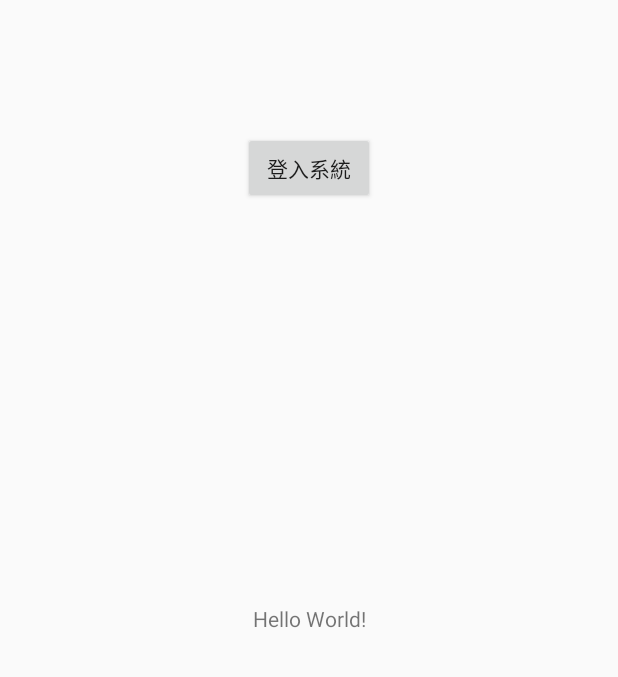
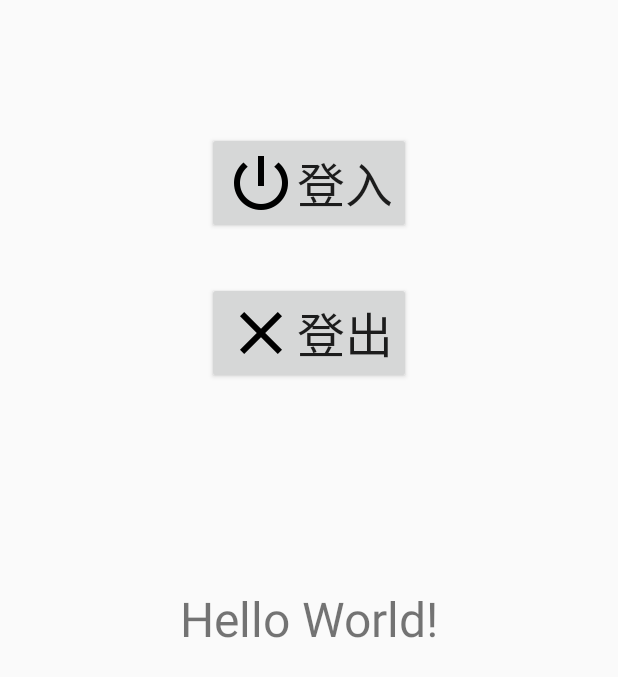
Before and after one commit to ischool-tw/FireflyLite, an Android app: the screen it shows after launch (MainActivity), on a phone screen of 412 x 824 dp. Shown: the top 677 px of the screen. Run offline under Robolectric (Android 15) with nearby library versions, the phone set to English and light mode, and no system bars.

Commit message:
Add Sign Out function Add configurations to deploy to jCenter.

```diff
--- a/FireflyLite/src/main/java/tw/com/ischool/fireflylite/Pupa.java
+++ b/FireflyLite/src/main/java/tw/com/ischool/fireflylite/Pupa.java
@@ -152,5 +152,6 @@ public class Pupa {
     }
 
     public void clearAll() {
+
     }
 }
--- a/app/build.gradle
+++ b/app/build.gradle
@@ -19,6 +19,12 @@ android {
     }
 }
 
+android {
+    lintOptions {
+        abortOnError false
+    }
+}
+
 dependencies {
     compile fileTree(include: ['*.jar'], dir: 'libs')
     compile 'com.android.support:appcompat-v7:23.4.0'
--- a/app/src/main/java/tw/com/ischool/andridfireflyliteapp/MainActivity.java
+++ b/app/src/main/java/tw/com/ischool/andridfireflyliteapp/MainActivity.java
@@ -26,7 +26,8 @@ public class MainActivity extends AppCompatActivity {
 
     private Pupa mPupa;     //處理 組態設定的 Singleton 物件
 
-    private Button btnLogin;
+    private Button btnSignIn;
+    private Button btnSignOut;
 
     @Override
     protected void onCreate(Bundle savedInstanceState) {
@@ -39,14 +40,25 @@ public class MainActivity extends AppCompatActivity {
         Pupa.getInstance().setClientSecret(CLIENT_SECRET);
         Pupa.getInstance().setRedirectUri(REDIRECT_URI);
 
-        /* 按鈕按下後，會啟動 OAuth 的登入動作 */
-        this.btnLogin = (Button)findViewById(R.id.button);
-        this.btnLogin.setOnClickListener(new View.OnClickListener() {
+        /* 登入按鈕按下後，會啟動 OAuth 的登入動作 */
+        this.btnSignIn = (Button)findViewById(R.id.btnSignIn);
+        this.btnSignIn.setOnClickListener(new View.OnClickListener() {
 
             @Override
             public void onClick(View v) {
                 //啟動登入動作
                 startLogin();
+            }
+        });
+
+        /* 登出按鈕按下後，會清除 local 使用者資訊。 */
+        this.btnSignOut = (Button)findViewById(R.id.btnSignout);
+        this.btnSignOut.setOnClickListener(new View.OnClickListener() {
+
+            @Override
+            public void onClick(View v) {
+                //啟動登入動作
+                startLogout();
             }
         });
     }
@@ -62,12 +74,13 @@ public class MainActivity extends AppCompatActivity {
         LoginHelper.startup(this, mPupa.getClientID() , mPupa.getClientSecret(), SCOPE, mPupa.getRedirectUri(), REQUEST_CODE);
     }
 
+
     @Override
     protected void onActivityResult(int requestCode, int resultCode, Intent data) {
         //登入成功，不管是初次登入，或是再次開啟。
         if (REQUEST_CODE == requestCode && resultCode == LoginHelper.RESULT_LOGIN_OK) {
 
-            AccountInfo accountInfo = getCurrentUser(MainActivity.this);
+            AccountInfo accountInfo = mPupa.getCurrentUser(MainActivity.this);
 
             Log.d("DEBUG", accountInfo.getFirstName());
             Log.d("DEBUG", accountInfo.getLoginName());
@@ -76,18 +89,28 @@ public class MainActivity extends AppCompatActivity {
             TextView txt = (TextView)findViewById(R.id.textView);
             txt.setText("Hello," + accountInfo.getUserName());
 
+            btnSignIn.setEnabled(false);
+            btnSignOut.setEnabled(true);
+
         } else if (REQUEST_CODE == requestCode && resultCode == RESULT_CANCELED) {
             finish();   //使用者在未登入動作時，就按取消。
         }
     }
 
-    /* 解析取得目前登入的使用者資訊 */
-    private AccountInfo getCurrentUser(Context context) {
-        AccountToken token =   CallerPref.get(context);
-        AccountInfo result = null;
-        if (token != null) {
-            result =  new AccountInfo(token.getMyInfoString());
-        }
-        return result ;
+
+    /**
+     * 呼叫 LoginHelper.signOut 方法執行登出動作，並指定登出後要執行的事項。
+     */
+    private void startLogout() {
+        LoginHelper.signOut(MainActivity.this, new LoginHelper.SignoutHandler() {
+            @Override
+            public void afterSignOut() {
+                TextView txt = (TextView)findViewById(R.id.textView);
+                txt.setText("您已經登出系統~");
+
+                btnSignIn.setEnabled(true);
+                btnSignOut.setEnabled(false);
+            }
+        });
     }
 }
--- a/app/src/main/res/layout/activity_main.xml
+++ b/app/src/main/res/layout/activity_main.xml
@@ -7,15 +7,16 @@
     android:layout_height="match_parent"
     tools:context="tw.com.ischool.andridfireflyliteapp.MainActivity"
     tools:layout_editor_absoluteX="0dp"
-    tools:layout_editor_absoluteY="81dp">
+    tools:layout_editor_absoluteY="0dp">
 
     <TextView
         android:layout_width="wrap_content"
         android:layout_height="wrap_content"
         android:text="Hello World!"
-        tools:layout_editor_absoluteX="154dp"
-        tools:layout_editor_absoluteY="247dp"
+        tools:layout_editor_absoluteX="104dp"
+        tools:layout_editor_absoluteY="301dp"
         android:id="@+id/textView"
+        android:textSize="32sp"
         app:layout_constraintLeft_toLeftOf="@+id/activity_main"
         tools:layout_constraintLeft_creator="0"
         app:layout_constraintTop_toTopOf="@+id/activity_main"
@@ -26,12 +27,31 @@
         tools:layout_constraintBottom_creator="0" />
 
     <Button
-        android:text="登入系統"
+        android:text="登出"
         android:layout_width="wrap_content"
         android:layout_height="wrap_content"
-        tools:layout_editor_absoluteX="148dp"
+        tools:layout_editor_absoluteX="124dp"
+        tools:layout_editor_absoluteY="188dp"
+        android:id="@+id/btnSignout"
+        android:drawableLeft="@drawable/ic_close_black_48dp"
+        android:textSize="32sp"
+        app:layout_constraintLeft_toLeftOf="@+id/activity_main"
+        tools:layout_constraintLeft_creator="0"
+        app:layout_constraintTop_toBottomOf="@+id/btnSignIn"
+        android:layout_marginTop="32dp"
+        tools:layout_constraintTop_creator="0"
+        app:layout_constraintRight_toRightOf="@+id/activity_main"
+        tools:layout_constraintRight_creator="0" />
+
+    <Button
+        android:text="登入"
+        android:layout_width="wrap_content"
+        android:layout_height="wrap_content"
+        tools:layout_editor_absoluteX="124dp"
         tools:layout_editor_absoluteY="88dp"
-        android:id="@+id/button"
+        android:id="@+id/btnSignIn"
+        android:drawableLeft="@drawable/ic_power_settings_new_black_48dp"
+        android:textSize="32sp"
         app:layout_constraintLeft_toLeftOf="@+id/activity_main"
         android:layout_marginStart="16dp"
         tools:layout_constraintLeft_creator="0"
@@ -43,5 +63,4 @@
         tools:layout_constraintRight_creator="0" />
 
 
-
 </android.support.constraint.ConstraintLayout>
--- a/build.gradle
+++ b/build.gradle
@@ -6,6 +6,10 @@ buildscript {
     }
     dependencies {
         classpath 'com.android.tools.build:gradle:2.2.0-alpha1'
+
+        //the following two items are used for deploying to JCenter
+        classpath 'com.jfrog.bintray.gradle:gradle-bintray-plugin:1.3'
+        classpath 'com.github.dcendents:android-maven-gradle-plugin:1.3'
 
         // NOTE: Do not place your application dependencies here; they belong
         // in the individual module build.gradle files
```
Also changed, not shown: FireflyLite/build.gradle (+101 -3 lines), FireflyLite/src/main/java/tw/com/ischool/fireflylite/login/LoginHelper.java (+19 -0 lines), app/src/main/res/drawable-hdpi/ic_close_black_48dp.png (added), app/src/main/res/drawable-hdpi/ic_power_settings_new_black_48dp.png (added), app/src/main/res/drawable-mdpi/ic_close_black_48dp.png (added), app/src/main/res/drawable-mdpi/ic_power_settings_new_black_48dp.png (added), app/src/main/res/drawable-xhdpi/ic_close_black_48dp.png (added), app/src/main/res/drawable-xhdpi/ic_power_settings_new_black_48dp.png (added), app/src/main/res/drawable-xxhdpi/ic_close_black_48dp.png (added), app/src/main/res/drawable-xxhdpi/ic_power_settings_new_black_48dp.png (added), app/src/main/res/drawable-xxxhdpi/ic_close_black_48dp.png (added), app/src/main/res/drawable-xxxhdpi/ic_power_settings_new_black_48dp.png (added).
